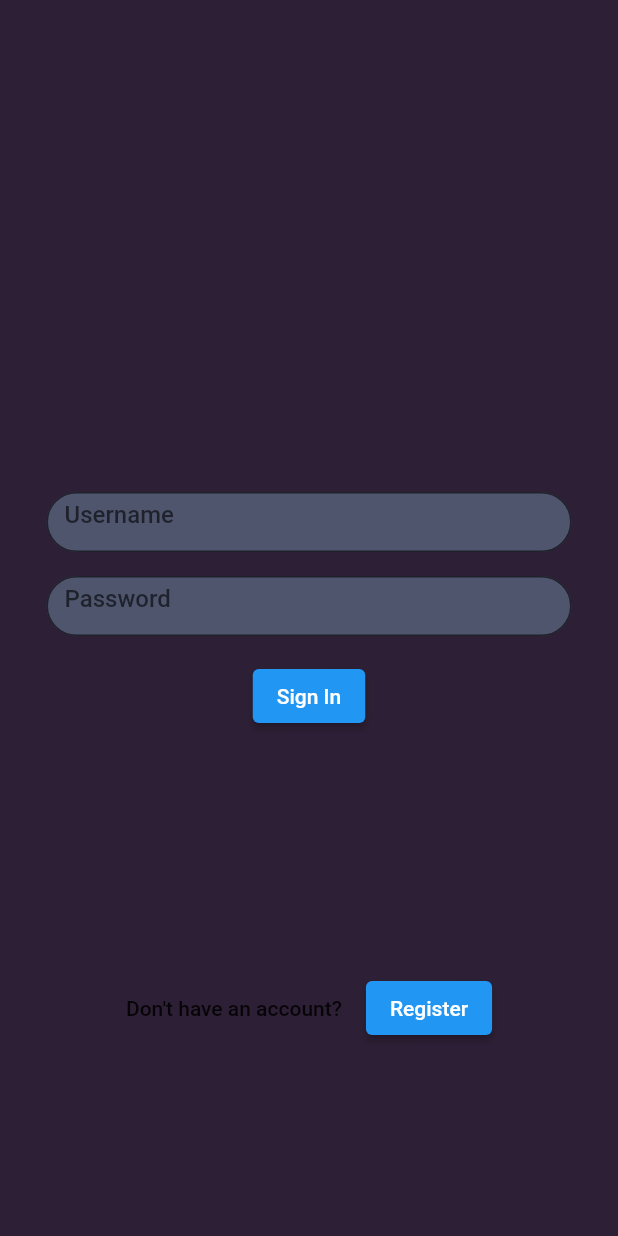
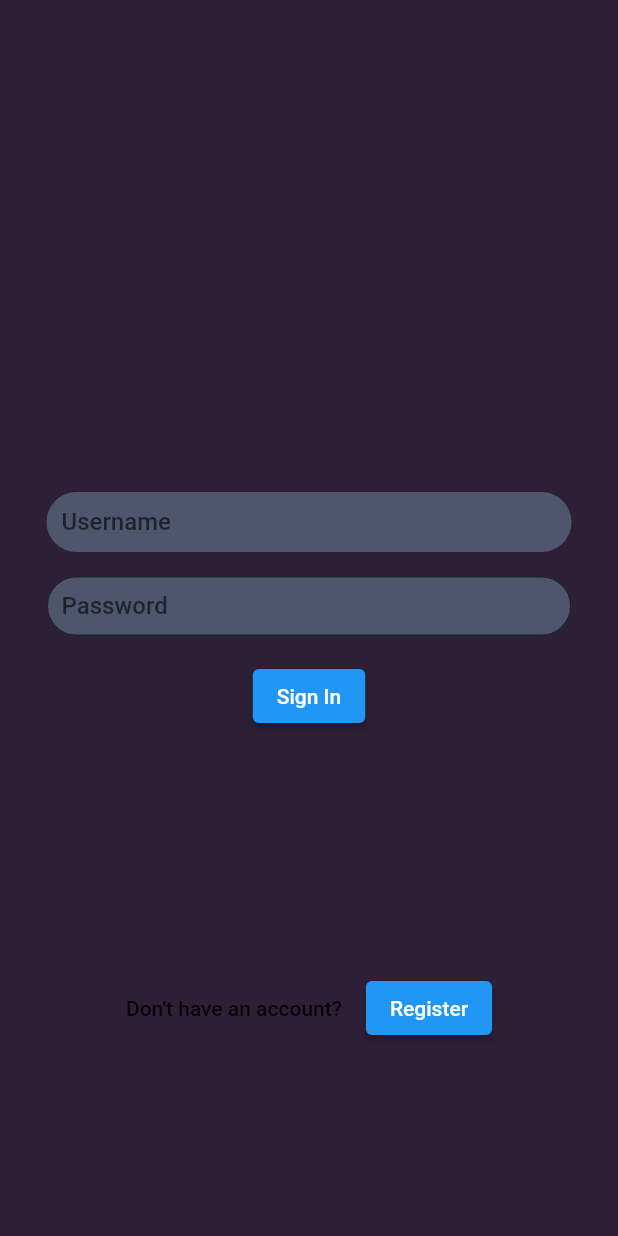
Before and after one commit to 50ShadesOfCode/musification, a Flutter app: the screen it shows after launch, on a phone screen of 412 x 824 dp. Run offline on Flutter 3.47's test engine with Material 2 defaults, Android fonts, the phone set to English and light mode, and no system bars; our stand-ins replace bloc, connectivity_plus, convert, dio, equatable, flutter_bloc and 4 more; missing offline and left inert: mockito; project files that could hold a hidden picture were left out.

Commit message:
Fixed TextField problem

```diff
--- a/features/authorization/lib/authorization_form.dart
+++ b/features/authorization/lib/authorization_form.dart
@@ -44,7 +44,8 @@ class _AuthFormState extends State<AuthForm> {
               ),
             );
           }
-          return Center(
+          return SafeArea(
+            child: Center(
               child: Column(
                 mainAxisAlignment: MainAxisAlignment.end,
                 children: <Widget>[
@@ -59,7 +60,9 @@ class _AuthFormState extends State<AuthForm> {
                       decoration: const InputDecoration(
                         border: OutlineInputBorder(
                           borderRadius: BorderRadius.all(Radius.circular(20)),
+                          borderSide: BorderSide.none,
                         ),
+                        contentPadding: EdgeInsets.all(10),
                         hintText: 'Username',
                         fillColor: AppColors.secondary2,
                         filled: true,
@@ -81,6 +84,7 @@ class _AuthFormState extends State<AuthForm> {
                         border: OutlineInputBorder(
                           borderRadius: BorderRadius.all(Radius.circular(20)),
                         ),
+                        contentPadding: EdgeInsets.all(10),
                         hintText: 'Password',
                         fillColor: AppColors.secondary2,
                         filled: true,
@@ -122,6 +126,7 @@ class _AuthFormState extends State<AuthForm> {
                   ),
                 ],
               ),
+            ),
           );
         },
       ),
```
Lines whose indentation alone changed are shown as unchanged.
